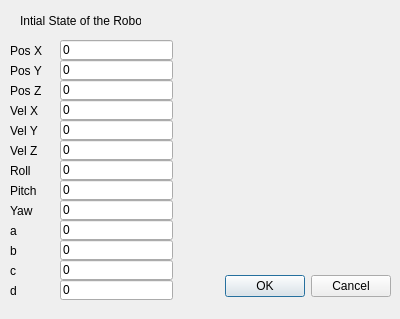
Qt form src/gui/gui.ui (AlexKoldy/trajectory-optimization) before a commit.
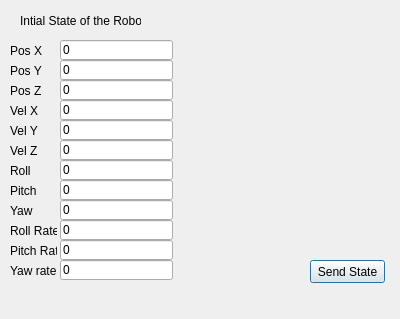
The same form after that commit.

Commit message: Fixed GUI closing after button click

```diff
--- a/src/gui/gui.ui
+++ b/src/gui/gui.ui
@@ -13,22 +13,6 @@
   <property name="windowTitle">
    <string>Dialog</string>
   </property>
-  <widget class="QDialogButtonBox" name="Save">
-   <property name="geometry">
-    <rect>
-     <x>50</x>
-     <y>270</y>
-     <width>341</width>
-     <height>32</height>
-    </rect>
-   </property>
-   <property name="orientation">
-    <enum>Qt::Horizontal</enum>
-   </property>
-   <property name="standardButtons">
-    <set>QDialogButtonBox::Cancel|QDialogButtonBox::Ok</set>
-   </property>
-  </widget>
   <widget class="QLineEdit" name="lineEdit">
    <property name="geometry">
     <rect>
@@ -120,19 +104,6 @@
     <string>0</string>
    </property>
   </widget>
-  <widget class="QLineEdit" name="lineEdit_8">
-   <property name="geometry">
-    <rect>
-     <x>60</x>
-     <y>280</y>
-     <width>113</width>
-     <height>20</height>
-    </rect>
-   </property>
-   <property name="text">
-    <string>0</string>
-   </property>
-  </widget>
   <widget class="QLineEdit" name="lineEdit_7">
    <property name="geometry">
     <rect>
@@ -146,11 +117,37 @@
     <string>0</string>
    </property>
   </widget>
+  <widget class="QLineEdit" name="lineEdit_8">
+   <property name="geometry">
+    <rect>
+     <x>60</x>
+     <y>180</y>
+     <width>113</width>
+     <height>20</height>
+    </rect>
+   </property>
+   <property name="text">
+    <string>0</string>
+   </property>
+  </widget>
+  <widget class="QLineEdit" name="lineEdit_11">
+   <property name="geometry">
+    <rect>
+     <x>60</x>
+     <y>240</y>
+     <width>113</width>
+     <height>20</height>
+    </rect>
+   </property>
+   <property name="text">
+    <string>0</string>
+   </property>
+  </widget>
   <widget class="QLineEdit" name="lineEdit_9">
    <property name="geometry">
     <rect>
      <x>60</x>
-     <y>180</y>
+     <y>200</y>
      <width>113</width>
      <height>20</height>
     </rect>
@@ -163,20 +160,7 @@
    <property name="geometry">
     <rect>
      <x>60</x>
-     <y>240</y>
-     <width>113</width>
-     <height>20</height>
-    </rect>
-   </property>
-   <property name="text">
-    <string>0</string>
-   </property>
-  </widget>
-  <widget class="QLineEdit" name="lineEdit_11">
-   <property name="geometry">
-    <rect>
-     <x>60</x>
-     <y>200</y>
+     <y>220</y>
      <width>113</width>
      <height>20</height>
     </rect>
@@ -189,19 +173,6 @@
    <property name="geometry">
     <rect>
      <x>60</x>
-     <y>220</y>
-     <width>113</width>
-     <height>20</height>
-    </rect>
-   </property>
-   <property name="text">
-    <string>0</string>
-   </property>
-  </widget>
-  <widget class="QLineEdit" name="lineEdit_13">
-   <property name="geometry">
-    <rect>
-     <x>60</x>
      <y>260</y>
      <width>113</width>
      <height>20</height>
@@ -328,56 +299,56 @@
     <string>Pitch</string>
    </property>
   </widget>
+  <widget class="QLabel" name="label_13">
+   <property name="geometry">
+    <rect>
+     <x>10</x>
+     <y>260</y>
+     <width>47</width>
+     <height>21</height>
+    </rect>
+   </property>
+   <property name="text">
+    <string>Yaw rate</string>
+   </property>
+  </widget>
   <widget class="QLabel" name="label_11">
    <property name="geometry">
     <rect>
      <x>10</x>
-     <y>260</y>
+     <y>220</y>
      <width>47</width>
      <height>21</height>
     </rect>
    </property>
    <property name="text">
-    <string>c</string>
+    <string>Roll Rate</string>
    </property>
   </widget>
   <widget class="QLabel" name="label_12">
    <property name="geometry">
     <rect>
      <x>10</x>
-     <y>220</y>
-     <width>47</width>
-     <height>21</height>
-    </rect>
-   </property>
-   <property name="text">
-    <string>a</string>
-   </property>
-  </widget>
-  <widget class="QLabel" name="label_13">
-   <property name="geometry">
-    <rect>
-     <x>10</x>
      <y>240</y>
      <width>47</width>
      <height>21</height>
     </rect>
    </property>
    <property name="text">
-    <string>b</string>
+    <string>Pitch Rate</string>
    </property>
   </widget>
-  <widget class="QLabel" name="label_14">
+  <widget class="QPushButton" name="sendButton">
    <property name="geometry">
     <rect>
-     <x>10</x>
-     <y>280</y>
-     <width>47</width>
-     <height>21</height>
+     <x>310</x>
+     <y>260</y>
+     <width>75</width>
+     <height>23</height>
     </rect>
    </property>
    <property name="text">
-    <string>d</string>
+    <string>Send State</string>
    </property>
   </widget>
  </widget>
```
Left out of the diff: 41 changed lines with no effect on the pictures. The commit also changes 6 other files.
